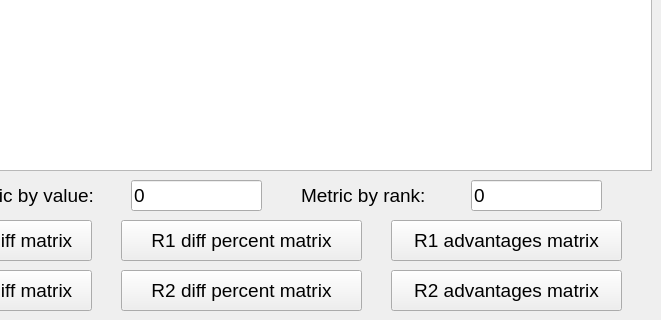
R1chrdson/triangle-rankings, file ui/ui/MainPage.ui: the form before one commit; both pictures show x 109 to 770 and y 450 to 770 of the 770 by 770 pixel window.
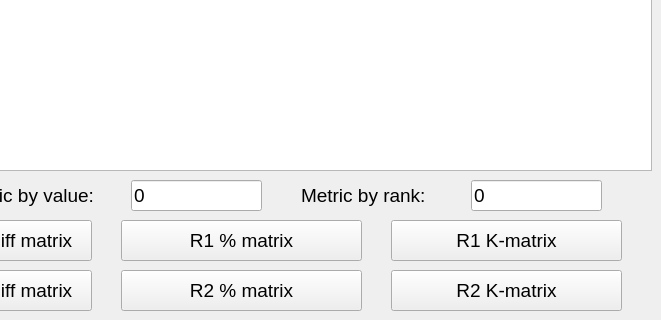
The form after the commit.

What changed in the file:
```diff
--- a/ui/ui/MainPage.ui
+++ b/ui/ui/MainPage.ui
@@ -736,7 +736,7 @@
      <cursorShape>PointingHandCursor</cursorShape>
     </property>
     <property name="text">
-     <string>R1 advantages matrix</string>
+     <string>R1 K-matrix</string>
     </property>
    </widget>
    <widget class="QPushButton" name="r1_diff_percent_matrix_button">
@@ -757,7 +757,7 @@
      <cursorShape>PointingHandCursor</cursorShape>
     </property>
     <property name="text">
-     <string>R1 diff percent matrix</string>
+     <string>R1 % matrix</string>
     </property>
    </widget>
    <widget class="QPushButton" name="r2_adv_matrix_button">
@@ -778,7 +778,7 @@
      <cursorShape>PointingHandCursor</cursorShape>
     </property>
     <property name="text">
-     <string>R2 advantages matrix</string>
+     <string>R2 K-matrix</string>
     </property>
    </widget>
    <widget class="QPushButton" name="r2_diff_matrix_button">
@@ -820,7 +820,7 @@
      <cursorShape>PointingHandCursor</cursorShape>
     </property>
     <property name="text">
-     <string>R2 diff percent matrix</string>
+     <string>R2 % matrix</string>
     </property>
    </widget>
   </widget>
```
